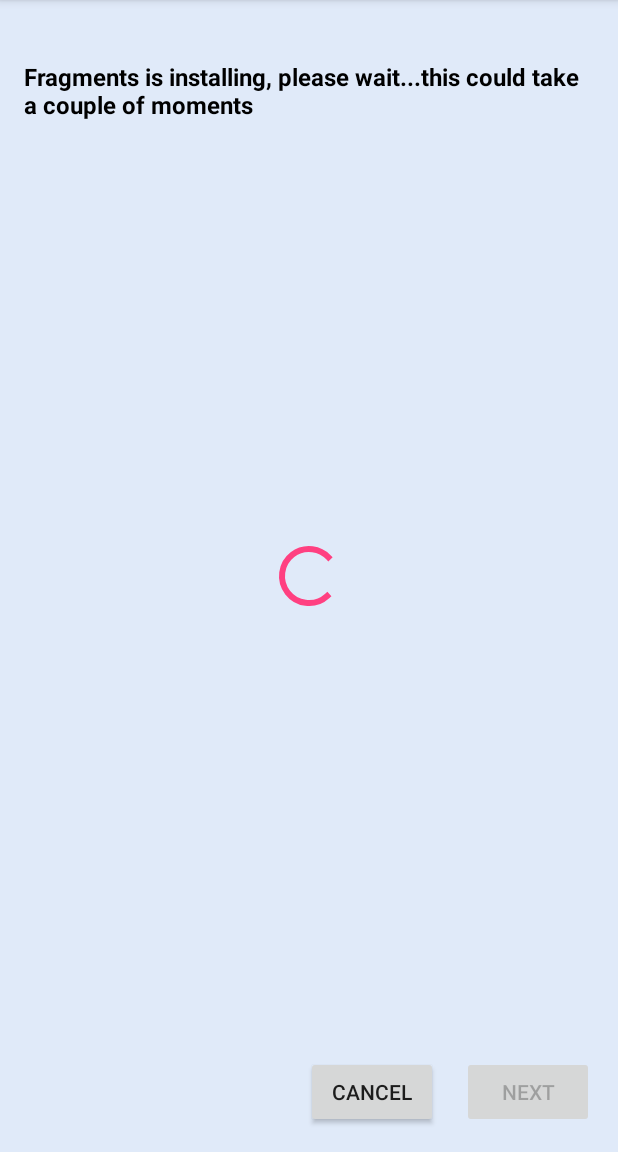
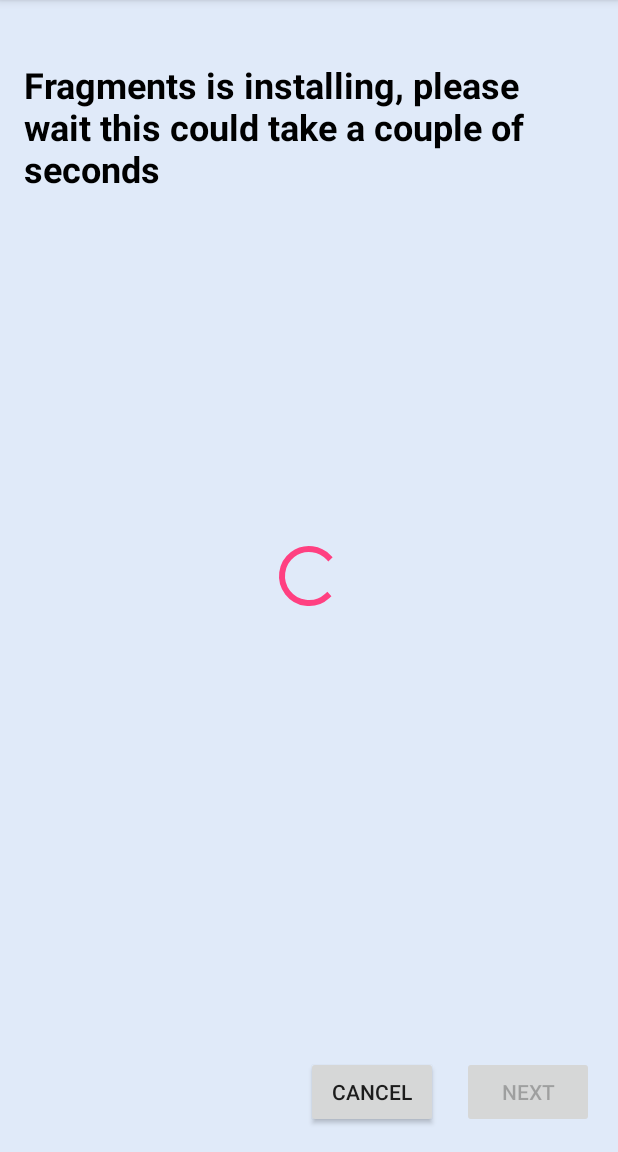
Before and after one commit to RoyMontoya/InstallationWizard, an Android app: the fragment InstallationFragment placed in its activity, on a phone screen of 412 x 824 dp, the part 84-1236 px from its top. Run offline under Robolectric (Android 15) with nearby library versions, the phone set to English and light mode, and no system bars.

Commit message:
added third screen

```diff
--- a/app/src/main/java/com/example/rmontoya/installationwizardfragment/fragments/InstallationFragment.java
+++ b/app/src/main/java/com/example/rmontoya/installationwizardfragment/fragments/InstallationFragment.java
@@ -9,12 +9,10 @@ import android.view.View;
 import android.view.ViewGroup;
 import android.widget.Button;
 import android.widget.ProgressBar;
+import android.widget.TextView;
 
 import com.example.rmontoya.installationwizardfragment.R;
 
-/**
- * A simple {@link Fragment} subclass.
- */
 public class InstallationFragment extends Fragment {
 
     public static final String NAME = "installation";
@@ -22,6 +20,9 @@ public class InstallationFragment extends Fragment {
     private Button nextButton;
     private Button cancelButton;
     private ProgressBar progressBar;
+    private TextView headerText;
+    private TextView finishText;
+
 
     public InstallationFragment() {
     }
@@ -30,16 +31,37 @@ public class InstallationFragment extends Fragment {
     public View onCreateView(LayoutInflater inflater, ViewGroup container,
                              Bundle savedInstanceState) {
         View fragmentView = inflater.inflate(R.layout.fragment_installation, container, false);
-        nextButton = (Button) fragmentView.findViewById(R.id.next_button);
-        cancelButton = (Button) fragmentView.findViewById(R.id.cancel_button);
-        progressBar = (ProgressBar) fragmentView.findViewById(R.id.progress_bar_installation);
+        setViews(fragmentView);
         setOnClickListeners();
         startInstallationTimer();
         return fragmentView;
     }
 
+    private void setViews(View fragmentView) {
+        headerText = (TextView) fragmentView.findViewById(R.id.installation_header_text);
+        finishText = (TextView) fragmentView.findViewById(R.id.installation_finish_text);
+        nextButton = (Button) fragmentView.findViewById(R.id.next_button);
+        cancelButton = (Button) fragmentView.findViewById(R.id.cancel_button);
+        progressBar = (ProgressBar) fragmentView.findViewById(R.id.progress_bar_installation);
+    }
+
     private void setOnClickListeners() {
-        //TODO set click listeners
+        cancelButton.setOnClickListener(new View.OnClickListener() {
+            @Override
+            public void onClick(View view) {
+                getActivity().getSupportFragmentManager().popBackStack();
+            }
+        });
+        nextButton.setOnClickListener(new View.OnClickListener() {
+            @Override
+            public void onClick(View view) {
+                FinishFragment fragment = new FinishFragment();
+                getActivity().getSupportFragmentManager().beginTransaction()
+                        .replace(R.id.fragment_container, fragment)
+                        .addToBackStack(FinishFragment.NAME)
+                        .commit();
+            }
+        });
     }
 
     private void startInstallationTimer() {
@@ -52,10 +74,16 @@ public class InstallationFragment extends Fragment {
             @Override
             public void onFinish() {
                 nextButton.setEnabled(true);
-                progressBar.setVisibility(View.GONE);
+                changeVisibility();
             }
         };
         countDownTimer.start();
     }
 
+    private void changeVisibility() {
+        progressBar.setVisibility(View.GONE);
+        finishText.setVisibility(View.VISIBLE);
+        headerText.setVisibility(View.GONE);
+    }
+
 }
--- a/app/src/main/java/com/example/rmontoya/installationwizardfragment/fragments/StartFragment.java
+++ b/app/src/main/java/com/example/rmontoya/installationwizardfragment/fragments/StartFragment.java
@@ -10,9 +10,6 @@ import android.widget.Button;
 
 import com.example.rmontoya.installationwizardfragment.R;
 
-/**
- * A simple {@link Fragment} subclass.
- */
 public class StartFragment extends Fragment {
 
     public static final String NAME = "start";
@@ -42,5 +39,4 @@ public class StartFragment extends Fragment {
                 .commit();
     }
 
-
 }
--- a/app/src/main/res/layout/fragment_installation.xml
+++ b/app/src/main/res/layout/fragment_installation.xml
@@ -7,14 +7,17 @@
 
 
     <TextView
-        android:textSize="16sp"
-        android:textColor="@android:color/black"
-        android:textStyle="bold"
+        android:id="@+id/installation_header_text"
+        style="@style/installation_info_text"
         android:layout_marginTop="@dimen/start_title_margin_top"
-        android:padding="@dimen/standard_element_padding"
-        android:layout_width="wrap_content"
-        android:layout_height="wrap_content"
         android:text="@string/installation_title" />
+
+    <TextView
+        android:id="@+id/installation_finish_text"
+        android:text="@string/installation_complete_text"
+        android:layout_centerInParent="true"
+        android:visibility="gone"
+        style="@style/installation_info_text" />
 
     <ProgressBar
         android:id="@+id/progress_bar_installation"
@@ -25,7 +28,7 @@
         />
 
     <LinearLayout
-        android:layout_margin="@dimen/standard_element_padding"
+        android:layout_margin="@dimen/standard_element_margin"
         android:layout_alignParentEnd="true"
         android:layout_alignParentBottom="true"
         android:orientation="horizontal"
@@ -35,7 +38,7 @@
         <Button
             android:id="@+id/cancel_button"
             android:text="@string/cancel_button"
-            android:layout_marginRight="@dimen/standard_element_padding"
+            android:layout_marginRight="@dimen/standard_element_margin"
             android:layout_width="wrap_content"
             android:layout_height="wrap_content" />
 
--- a/app/src/main/res/layout/fragment_start.xml
+++ b/app/src/main/res/layout/fragment_start.xml
@@ -17,7 +17,7 @@
         android:layout_height="wrap_content"
         android:layout_alignParentBottom="true"
         android:layout_alignParentEnd="true"
-        android:layout_margin="@dimen/standard_element_padding"
+        android:layout_margin="@dimen/standard_element_margin"
         android:text="@string/start_button" />
 
 </RelativeLayout>
--- a/app/src/main/res/values/dimens.xml
+++ b/app/src/main/res/values/dimens.xml
@@ -1,7 +1,8 @@
 <?xml version="1.0" encoding="utf-8"?>
 <resources>
-    <dimen name="standard_element_padding">16dp</dimen>
+    <dimen name="standard_element_margin">16dp</dimen>
     <dimen name="start_title_text_size">32dp</dimen>
     <dimen name="start_title_margin_top">24dp</dimen>
-    <dimen name="start_paragraph_text_size">24sp</dimen>
+    <dimen name="paragraph_text_size">24sp</dimen>
+    <dimen name="installation_info_text_size">24sp</dimen>
 </resources>
--- a/app/src/main/res/values/strings.xml
+++ b/app/src/main/res/values/strings.xml
@@ -9,7 +9,11 @@
         this wizard will install Fragments in your android device.
         Do not restart or turn-off your device while the wizard is installing Fragments.
         You may start by clicking on the Start Button!</string>
-    <string name="installation_title">Fragments is installing, please wait...this could take a couple of moments</string>
+    <string name="installation_title">Fragments is installing, please wait this could take a couple of seconds</string>
     <string name="next">Next</string>
     <string name="cancel_button">Cancel</string>
+    <string name="installation_complete_text">The Installation is complete!.Please proceed to the final step by clicking on the Next Button.</string>
+    <string name="exit_wizard">Exit</string>
+    <string name="back_button">Back</string>
+    <string name="finish_text">Congratulations you now have Fragments installed in your device. That\'s all you may finish this wizard by clicking on Exit Button.</string>
 </resources>
--- a/app/src/main/res/values/styles.xml
+++ b/app/src/main/res/values/styles.xml
@@ -21,12 +21,21 @@
     <style name="start_paragraph_text">
         <item name="android:lines">8</item>
         <item name="android:textColor">@android:color/black</item>
-        <item name="android:textSize">@dimen/start_paragraph_text_size</item>
-        <item name="android:layout_margin">@dimen/standard_element_padding</item>
+        <item name="android:textSize">@dimen/paragraph_text_size</item>
+        <item name="android:layout_margin">@dimen/standard_element_margin</item>
         <item name="android:layout_centerInParent">true</item>
         <item name="android:layout_width">wrap_content</item>
         <item name="android:layout_height">wrap_content</item>
         <item name="android:text">@string/start_paragraph_text</item>
     </style>
 
+    <style name="installation_info_text">
+        <item name="android:textColor">@android:color/black</item>
+        <item name="android:padding">@dimen/standard_element_margin</item>
+        <item name="android:textStyle">bold</item>
+        <item name="android:textSize">@dimen/paragraph_text_size</item>
+        <item name="android:layout_width">wrap_content</item>
+        <item name="android:layout_height">wrap_content</item>
+    </style>
+
 </resources>
```
Also changed, not shown: app/src/main/java/com/example/rmontoya/installationwizardfragment/fragments/FinishFragment.java (added, +55 -0 lines), app/src/main/res/layout/fragment_finish.xml (added, +34 -0 lines).
